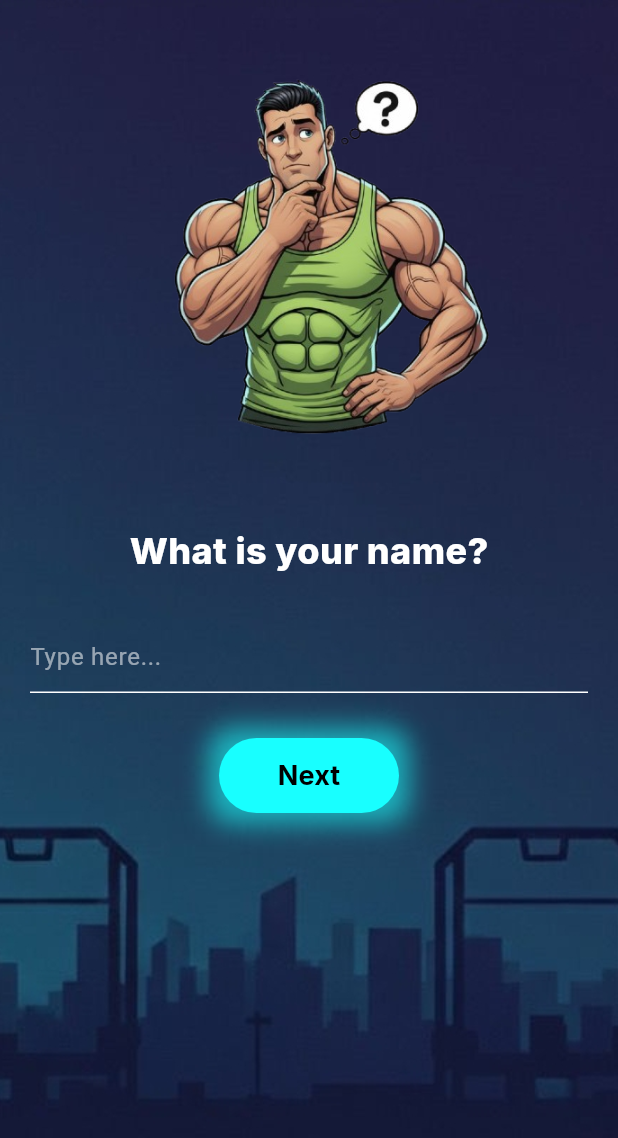
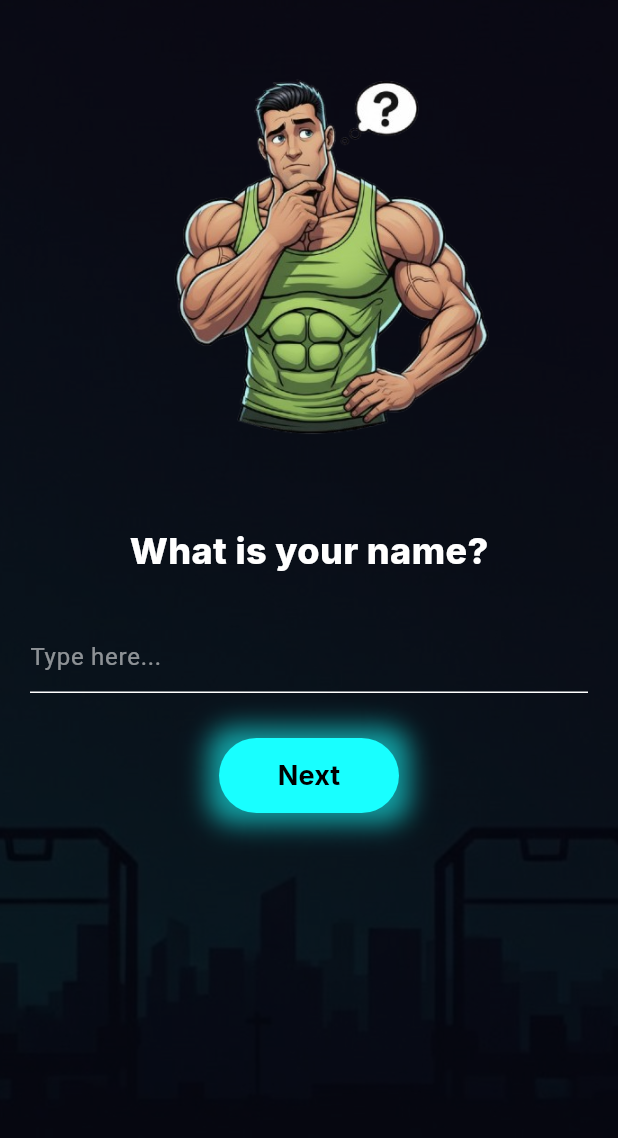
Before and after one commit to harsh-11-12/Gym-Globe, a Flutter app: the SignupPage screen opened by its route, on a phone screen of 412 x 824 dp. Shown: the top 1138 px of the screen. Run offline on Flutter 3.47's test engine with Material 3 defaults, Android fonts, the phone set to English and light mode, and no system bars; drawn by our look-alikes of animated_text_kit; our stand-ins replace google_fonts, velocity_x.

Commit message:
done again minor changes

```diff
--- a/lib/pages/login_page.dart
+++ b/lib/pages/login_page.dart
@@ -1,6 +1,7 @@
 // login_page.dart
 import 'package:flutter/material.dart';
 import 'package:google_fonts/google_fonts.dart';
+import 'package:gym_globe/utils/routes.dart';
 import 'package:velocity_x/velocity_x.dart';
 
 /// ---------------------------------------------------------------------------
@@ -76,6 +77,7 @@ class _LoginPageState extends State<LoginPage>
       prefixIcon: Icon(icon, color: Colors.cyanAccent),
       suffixIcon: suffix,
       filled: true,
+      // ignore: deprecated_member_use
       fillColor: Colors.white.withOpacity(0.1),
       contentPadding: const EdgeInsets.symmetric(vertical: 18, horizontal: 20),
       border: OutlineInputBorder(
@@ -282,6 +284,7 @@ class _LoginPageState extends State<LoginPage>
                       Container(
                         padding: const EdgeInsets.all(12),
                         decoration: BoxDecoration(
+                          // ignore: deprecated_member_use
                           color: Colors.red.withOpacity(0.2),
                           borderRadius: BorderRadius.circular(12),
                           border: Border.all(color: Colors.redAccent),
@@ -303,6 +306,7 @@ class _LoginPageState extends State<LoginPage>
                             borderRadius: BorderRadius.circular(16),
                             boxShadow: [
                               BoxShadow(
+                                // ignore: deprecated_member_use
                                 color: Colors.cyanAccent.withOpacity(0.6),
                                 blurRadius: _glowAnim.value,
                                 spreadRadius: _glowAnim.value / 2,
@@ -389,7 +393,7 @@ class _LoginPageState extends State<LoginPage>
                         ),
                         GestureDetector(
                           onTap: () {
-                            Navigator.pushNamed(context, '/signup');
+                            Navigator.pushNamed(context, MyRoutes.signUpRoute);
                           },
                           child: Text(
                             'Sign Up',
--- a/lib/pages/signup_page.dart
+++ b/lib/pages/signup_page.dart
@@ -33,7 +33,7 @@ class _SignupPageState extends State<SignupPage> with TickerProviderStateMixin {
       'image': 'assets/images/avatar_thinking.png',
     },
   ];
-  bool _isLoading = false;
+  final bool _isLoading = false;
   late final Animation<double> _glowAnim;
   late final AnimationController _glowCtrl;
 
@@ -118,6 +118,7 @@ class _SignupPageState extends State<SignupPage> with TickerProviderStateMixin {
       });
     } else {
       // Signup complete logic
+      // ignore: avoid_print
       print('Signup Data: $userData');
     }
   }
@@ -133,7 +134,7 @@ class _SignupPageState extends State<SignupPage> with TickerProviderStateMixin {
       resizeToAvoidBottomInset: true,
       backgroundColor: Colors.black,
       body: SafeArea(
-        child: Container(
+        child: SizedBox(
           width: double.infinity,
           height: double.infinity,
           child: Stack(
@@ -143,6 +144,10 @@ class _SignupPageState extends State<SignupPage> with TickerProviderStateMixin {
                   'assets/images/background.jpeg',
                   fit: BoxFit.cover,
                 ),
+              ),
+              Positioned.fill(
+                // ignore: deprecated_member_use
+                child: Container(color: Colors.black.withOpacity(0.7)),
               ),
               SingleChildScrollView(
                 child: Padding(
@@ -218,6 +223,7 @@ class _SignupPageState extends State<SignupPage> with TickerProviderStateMixin {
                               borderRadius: BorderRadius.circular(16),
                               boxShadow: [
                                 BoxShadow(
+                                  // ignore: deprecated_member_use
                                   color: Colors.cyanAccent.withOpacity(0.6),
                                   blurRadius: _glowAnim.value,
                                   spreadRadius: _glowAnim.value / 2,
```
Also changed, not shown: lib/main.dart (+5 -4 lines), lib/pages/home_page.dart (+5 -3 lines).
